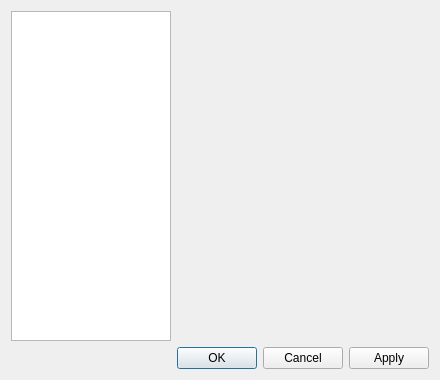
First picture: the form in src/ui/settings/settingsdialog.ui, repository nilsding/IrrerrC, before the edit.
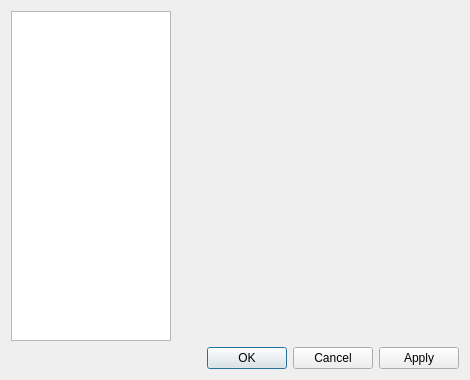
Second picture: the form after the edit. Icons and pictures are not drawn.

Commit message: changed MinimumSize of SettingsDialog

What changed in the file:
```diff
--- a/src/ui/settings/settingsdialog.ui
+++ b/src/ui/settings/settingsdialog.ui
@@ -6,13 +6,13 @@
    <rect>
     <x>0</x>
     <y>0</y>
-    <width>440</width>
+    <width>470</width>
     <height>380</height>
    </rect>
   </property>
   <property name="minimumSize">
    <size>
-    <width>440</width>
+    <width>470</width>
     <height>380</height>
    </size>
   </property>
```
